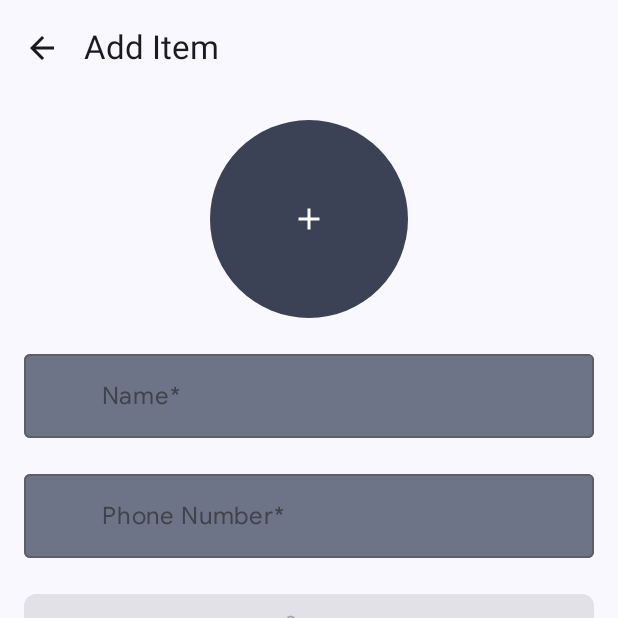
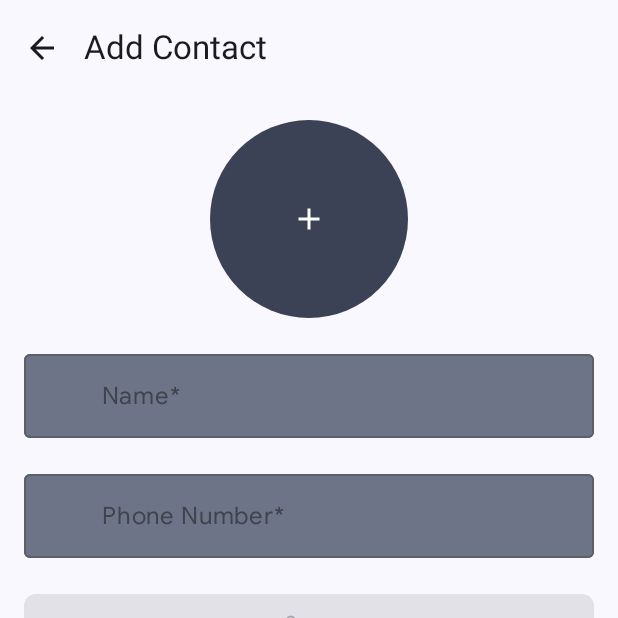
Before and after one commit to TonyGnk/compose-contacts, an Android app built with Jetpack Compose: the screen it shows after launch (MainActivity), after a tap on "Add Contact", on a phone screen of 412 x 824 dp, the top half of it. Run offline under Robolectric (Android 15) with nearby library versions, the phone set to English and light mode, and no system bars; our stand-ins replace Room's generated code.

Commit message:
Update screen transitions

```diff
--- a/app/src/main/java/com/example/composecontacts/ui/item/ItemEntryScreen.kt
+++ b/app/src/main/java/com/example/composecontacts/ui/item/ItemEntryScreen.kt
@@ -63,7 +63,7 @@ import kotlinx.coroutines.launch
 
 object ItemEntryDestination : NavigationDestination {
     override val route = "item_entry"
-    override val titleRes = R.string.add_item_title
+    override val titleRes = R.string.add_contact
 }
 
 
@@ -78,7 +78,7 @@ fun ItemEntryScreen(
     Scaffold(
         topBar = {
             ItemAppBar(
-                title = stringResource(R.string.add_item_title),
+                title = stringResource(R.string.add_contact),
                 onNavigateUp = onNavigateUp,
             )
         },
--- a/app/src/main/java/com/example/composecontacts/ui/navigation/InventoryNavGraph.kt
+++ b/app/src/main/java/com/example/composecontacts/ui/navigation/InventoryNavGraph.kt
@@ -30,7 +30,7 @@ fun ContactsNavHost(
 ) {
     val enterAnimation =
         slideInHorizontally(
-            initialOffsetX = { 80 },
+            initialOffsetX = { 40 },
         ) + fadeIn(
             animationSpec = tween(
                 200, easing = FastOutSlowInEasing
@@ -45,7 +45,7 @@ fun ContactsNavHost(
         )
 
     val exitAnimation = slideOutHorizontally(
-        targetOffsetX = { 80 },
+        targetOffsetX = { 40 },
     ) + fadeOut(
         animationSpec = tween(
             200, easing = FastOutSlowInEasing
@@ -75,7 +75,7 @@ fun ContactsNavHost(
         composable(
             route = ItemEntryDestination.route,
             enterTransition = { enterAnimation },
-            exitTransition = { exitAnimationSimple }
+            exitTransition = { exitAnimation }
         ) {
             ItemEntryScreen(
                 navigateBack = { navController.popBackStack() },
@@ -85,7 +85,7 @@ fun ContactsNavHost(
         composable(
             route = ItemDetailsDestination.routeWithArgs,
             enterTransition = { enterAnimation },
-            exitTransition = { exitAnimationSimple },
+            exitTransition = { exitAnimation },
             arguments = listOf(navArgument(ItemDetailsDestination.itemIdArg) {
                 type = NavType.IntType
             }),
@@ -98,7 +98,7 @@ fun ContactsNavHost(
         composable(
             route = ItemEditDestination.routeWithArgs,
             enterTransition = { enterAnimation },
-            exitTransition = { exitAnimationSimple },
+            exitTransition = { exitAnimation },
             arguments = listOf(navArgument(ItemEditDestination.itemIdArg) {
                 type = NavType.IntType
             })
--- a/app/src/main/res/values/strings.xml
+++ b/app/src/main/res/values/strings.xml
@@ -20,6 +20,5 @@
     <string name="call">Call</string>
     <string name="yes">Yes</string>
     <string name="required_fields">*required fields</string>
-    <string name="add_item_title">Add Item</string>
     <string name="number_req">Phone Number*</string>
 </resources>
```
Also changed, not shown: 1 other file.
